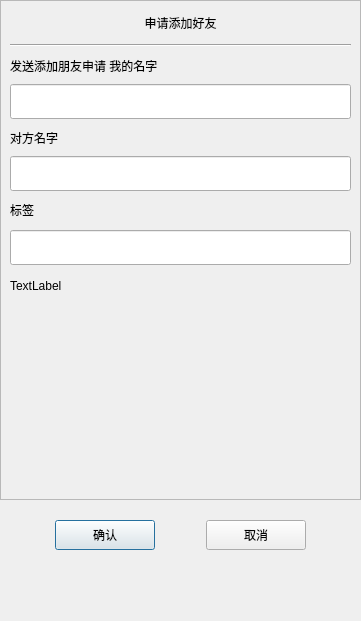
Above: cchat/applyfriend.ui from star-cs/CChat_client before the change. Below: the same form after it.
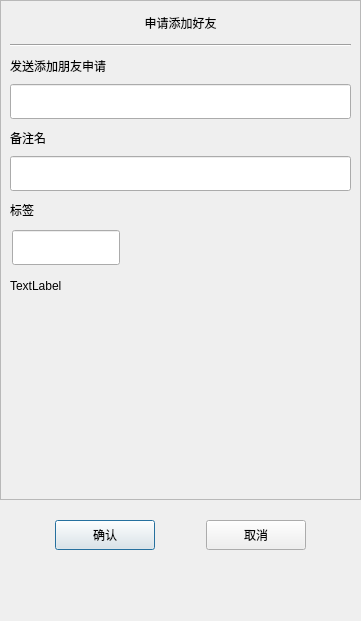
That is the form after the change. Custom widgets are drawn as their Qt base class.

Commit message:
refactor(applyfriend): 重构申请好友页面逻辑
- 更新 ApplyFriend 和 AuthenFriend 页面布局和功能
- 优化添加好友的请求和响应处理流程
- 移除不必要的头文件引用
- 调整 UI 组件属性和布局

```diff
--- a/cchat/applyfriend.ui
+++ b/cchat/applyfriend.ui
@@ -118,7 +118,7 @@
              </size>
             </property>
             <property name="text">
-             <string>发送添加朋友申请 我的名字</string>
+             <string>发送添加朋友申请</string>
             </property>
            </widget>
           </item>
@@ -153,7 +153,7 @@
              </size>
             </property>
             <property name="text">
-             <string>对方名字</string>
+             <string>备注名</string>
             </property>
            </widget>
           </item>
@@ -230,24 +230,15 @@
                  <height>40</height>
                 </size>
                </property>
-               <layout class="QVBoxLayout" name="verticalLayout_7">
-                <property name="spacing">
-                 <number>0</number>
-                </property>
-                <property name="leftMargin">
-                 <number>0</number>
-                </property>
-                <property name="topMargin">
-                 <number>0</number>
-                </property>
-                <property name="rightMargin">
-                 <number>0</number>
-                </property>
-                <property name="bottomMargin">
-                 <number>0</number>
-                </property>
-                <item>
                  <widget class="CustomizeEdit" name="lb_ed">
+                <property name="geometry">
+                 <rect>
+                  <x>2</x>
+                  <y>2</y>
+                  <width>108</width>
+                  <height>35</height>
+                 </rect>
+                </property>
                   <property name="minimumSize">
                    <size>
                     <width>0</width>
@@ -261,8 +252,6 @@
                    </size>
                   </property>
                  </widget>
-                </item>
-               </layout>
               </widget>
              </item>
              <item>
@@ -551,16 +540,16 @@
   </layout>
  </widget>
  <customwidgets>
+  <customwidget>
+   <class>CustomizeEdit</class>
+   <extends>QLineEdit</extends>
+   <header>customizeedit.h</header>
+  </customwidget>
   <customwidget>
    <class>ClickedBtn</class>
    <extends>QPushButton</extends>
    <header>clickedbtn.h</header>
   </customwidget>
-  <customwidget>
-   <class>CustomizeEdit</class>
-   <extends>QLineEdit</extends>
-   <header location="global">customizeedit.h</header>
-  </customwidget>
   <customwidget>
    <class>ClickedOnceLabel</class>
    <extends>QLabel</extends>
```
Left out of the diff: 4 changed lines with no effect on the pictures. Lines whose indentation alone changed are shown as unchanged. The commit also changes 72 other files.
